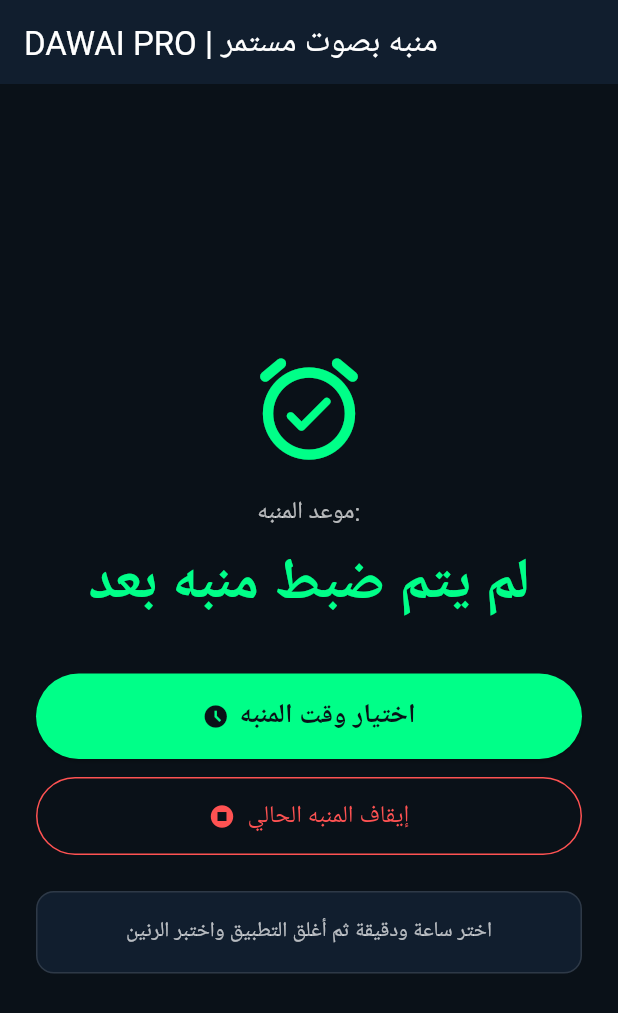
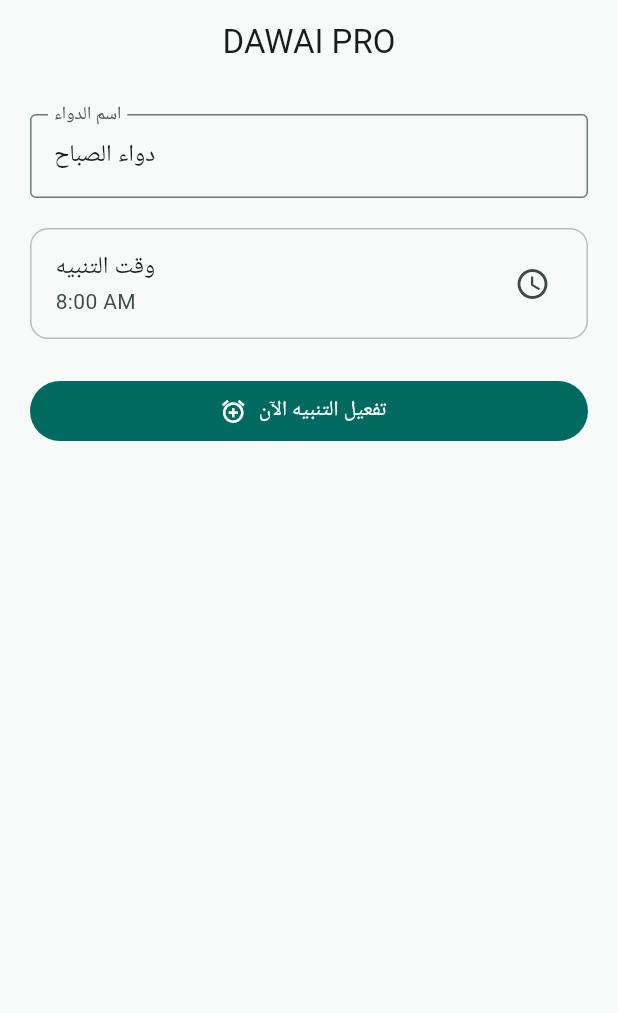
Before and after one commit to mohanadmd375-md/dawai-pro1, a Flutter app: the screen it shows after launch, on a phone screen of 412 x 824 dp. Shown: the top 1013 px of the screen. Run offline on Flutter 3.47's test engine with Material 3 defaults, Android fonts, the phone set to English and light mode, and no system bars; our stand-ins replace flutter_local_notifications, sqflite, timezone; accounts and stored records are empty.

Commit message:
Update main.dart

```diff
--- a/lib/main.dart
+++ b/lib/main.dart
@@ -1,197 +1,151 @@
-import 'package:alarm/alarm.dart';
 import 'package:flutter/material.dart';
+import 'package:flutter_local_notifications/flutter_local_notifications.dart';
 
-void main() async {
+final FlutterLocalNotificationsPlugin notificationsPlugin =
+    FlutterLocalNotificationsPlugin();
+
+Future<void> main() async {
   WidgetsFlutterBinding.ensureInitialized();
-  await Alarm.init();
-  runApp(const DawaiProAlarmApp());
+
+  const AndroidInitializationSettings androidSettings =
+      AndroidInitializationSettings('@mipmap/ic_launcher');
+
+  const InitializationSettings initSettings =
+      InitializationSettings(android: androidSettings);
+
+  await notificationsPlugin.initialize(initSettings);
+
+  final AndroidFlutterLocalNotificationsPlugin? androidPlugin =
+      notificationsPlugin.resolvePlatformSpecificImplementation<
+          AndroidFlutterLocalNotificationsPlugin>();
+  await androidPlugin?.requestNotificationsPermission();
+
+  runApp(const DawaiProApp());
 }
 
-class DawaiProAlarmApp extends StatelessWidget {
-  const DawaiProAlarmApp({super.key});
+class DawaiProApp extends StatelessWidget {
+  const DawaiProApp({super.key});
 
   @override
   Widget build(BuildContext context) {
     return MaterialApp(
-      title: 'DAWAI PRO ALARM',
       debugShowCheckedModeBanner: false,
-      theme: ThemeData.dark().copyWith(
-        scaffoldBackgroundColor: const Color(0xFF0A1118),
-        colorScheme: const ColorScheme.dark(
-          primary: Color(0xFF00FF88),
-          surface: Color(0xFF111E2E),
-        ),
+      title: 'DAWAI PRO',
+      theme: ThemeData(
+        colorScheme: ColorScheme.fromSeed(seedColor: Colors.teal),
+        useMaterial3: true,
       ),
-      home: const MorningStyleAlarmScreen(),
+      home: const MedicationAlarmScreen(),
     );
   }
 }
 
-class MorningStyleAlarmScreen extends StatefulWidget {
-  const MorningStyleAlarmScreen({super.key});
+class MedicationAlarmScreen extends StatefulWidget {
+  const MedicationAlarmScreen({super.key});
 
   @override
-  State<MorningStyleAlarmScreen> createState() => _MorningStyleAlarmScreenState();
+  State<MedicationAlarmScreen> createState() => _MedicationAlarmScreenState();
 }
 
-class _MorningStyleAlarmScreenState extends State<MorningStyleAlarmScreen> {
-  static const int _alarmId = 101;
-  String _timeLabel = "لم يتم ضبط منبه بعد";
-  String _statusLabel = "اختر ساعة ودقيقة ثم أغلق التطبيق واختبر الرنين";
+class _MedicationAlarmScreenState extends State<MedicationAlarmScreen> {
+  final TextEditingController _medicineController =
+      TextEditingController(text: 'دواء الصباح');
+  TimeOfDay _selectedTime = const TimeOfDay(hour: 8, minute: 0);
+  bool _alarmActive = false;
 
-  Future<void> _pickAlarmTime() async {
-    final picked = await showTimePicker(
+  Future<void> _pickTime() async {
+    final TimeOfDay? picked = await showTimePicker(
       context: context,
-      initialTime: TimeOfDay.now(),
-      builder: (context, child) {
-        return Theme(
-          data: ThemeData.dark().copyWith(
-            colorScheme: const ColorScheme.dark(
-              primary: Color(0xFF00FF88),
-              surface: Color(0xFF111E2E),
-            ),
-          ),
-          child: child!,
-        );
-      },
+      initialTime: _selectedTime,
     );
-
-    if (picked == null) return;
-
-    final now = DateTime.now();
-    var targetDateTime = DateTime(
-      now.year,
-      now.month,
-      now.day,
-      picked.hour,
-      picked.minute,
-    );
-
-    if (!targetDateTime.isAfter(now)) {
-      targetDateTime = targetDateTime.add(const Duration(days: 1));
-    }
-
-    try {
-      final alarmSettings = AlarmSettings(
-        id: _alarmId,
-        dateTime: targetDateTime,
-        assetAudioPath: null,
-        loopAudio: true,
-        vibrate: true,
-        warningNotificationOnKill: true,
-        androidFullScreenIntent: true,
-        volumeSettings: VolumeSettings.fade(
-          volume: 1.0,
-          fadeDuration: const Duration(seconds: 3),
-          volumeEnforced: true,
-        ),
-        notificationSettings: NotificationSettings(
-          title: '⏰ منبه الدواء - DAWAI PRO',
-          body: 'حان موعد الدواء المحدد الساعة ${picked.format(context)}',
-          stopButton: 'إيقاف المنبه',
-          icon: 'mipmap/ic_launcher',
-        ),
-      );
-
-      final success = await Alarm.set(alarmSettings: alarmSettings);
-
-      final formatted =
-          "${picked.hour.toString().padLeft(2, '0')}:${picked.minute.toString().padLeft(2, '0')}";
-
+    if (picked != null) {
       setState(() {
-        _timeLabel = formatted;
-        _statusLabel = success
-            ? "تم ضبط المنبه على $formatted — سيظل يرن حتى توقفه."
-            : "تعذر تفعيل المنبه — تحقق من صلاحيات المنبهات والإشعارات في الهاتف.";
-      });
-    } catch (e) {
-      setState(() {
-        _statusLabel = "خطأ أثناء ضبط المنبه: $e";
+        _selectedTime = picked;
       });
     }
   }
 
-  Future<void> _stopAlarm() async {
-    await Alarm.stop(_alarmId);
-    setState(() {
-      _statusLabel = "تم إيقاف المنبه.";
-    });
+  Future<void> _toggleAlarm() async {
+    if (!_alarmActive) {
+      const AndroidNotificationDetails androidDetails =
+          AndroidNotificationDetails(
+        'dawai_pro_channel',
+        'تنبيهات الأدوية',
+        channelDescription: 'تنبيه مواعيد تناول الأدوية',
+        importance: Importance.max,
+        priority: Priority.high,
+        playSound: true,
+      );
+
+      const NotificationDetails details =
+          NotificationDetails(android: androidDetails);
+
+      final String medName = _medicineController.text.trim().isEmpty
+          ? 'موعد الدواء'
+          : _medicineController.text.trim();
+
+      final String timeText = _selectedTime.format(context);
+
+      await notificationsPlugin.show(
+        101,
+        'DAWAI PRO - $medName',
+        'حان وقت الدواء المجدول الساعة $timeText',
+        details,
+      );
+
+      setState(() {
+        _alarmActive = true;
+      });
+    } else {
+      await notificationsPlugin.cancel(101);
+      setState(() {
+        _alarmActive = false;
+      });
+    }
+  }
+
+  @override
+  void dispose() {
+    _medicineController.dispose();
+    super.dispose();
   }
 
   @override
   Widget build(BuildContext context) {
     return Scaffold(
       appBar: AppBar(
-        title: const Text('DAWAI PRO | منبه بصوت مستمر'),
-        backgroundColor: const Color(0xFF111E2E),
+        title: const Text('DAWAI PRO'),
+        centerTitle: true,
       ),
       body: Padding(
-        padding: const EdgeInsets.all(24),
+        padding: const EdgeInsets.all(20),
         child: Column(
-          mainAxisAlignment: MainAxisAlignment.center,
           crossAxisAlignment: CrossAxisAlignment.stretch,
           children: [
-            const Icon(
-              Icons.alarm_on_rounded,
-              size: 82,
-              color: Color(0xFF00FF88),
-            ),
-            const SizedBox(height: 16),
-            const Text(
-              'موعد المنبه:',
-              textAlign: TextAlign.center,
-              style: TextStyle(color: Colors.white70, fontSize: 16),
-            ),
-            const SizedBox(height: 8),
-            Text(
-              _timeLabel,
-              textAlign: TextAlign.center,
-              style: const TextStyle(
-                color: Color(0xFF00FF88),
-                fontSize: 38,
-                fontWeight: FontWeight.bold,
+            TextField(
+              controller: _medicineController,
+              decoration: const InputDecoration(
+                labelText: 'اسم الدواء',
+                border: OutlineInputBorder(),
               ),
             ),
-            const SizedBox(height: 32),
-            ElevatedButton.icon(
-              onPressed: _pickAlarmTime,
-              icon: const Icon(Icons.access_time_filled),
-              label: const Text('اختيار وقت المنبه'),
-              style: ElevatedButton.styleFrom(
-                backgroundColor: const Color(0xFF00FF88),
-                foregroundColor: const Color(0xFF0A1118),
-                padding: const EdgeInsets.symmetric(vertical: 16),
-                textStyle: const TextStyle(
-                  fontSize: 18,
-                  fontWeight: FontWeight.bold,
-                ),
+            const SizedBox(height: 20),
+            ListTile(
+              shape: RoundedRectangleBorder(
+                borderRadius: BorderRadius.circular(12),
+                side: BorderSide(color: Colors.grey.shade400),
               ),
-            ),
-            const SizedBox(height: 12),
-            OutlinedButton.icon(
-              onPressed: _stopAlarm,
-              icon: const Icon(Icons.stop_circle, color: Colors.redAccent),
-              label: const Text(
-                'إيقاف المنبه الحالي',
-                style: TextStyle(color: Colors.redAccent, fontSize: 16),
-              ),
-              style: OutlinedButton.styleFrom(
-                side: const BorderSide(color: Colors.redAccent),
-                padding: const EdgeInsets.symmetric(vertical: 14),
-              ),
+              title: const Text('وقت التنبيه'),
+              subtitle: Text(_selectedTime.format(context)),
+              trailing: const Icon(Icons.access_time),
+              onTap: _pickTime,
             ),
             const SizedBox(height: 24),
-            Container(
-              padding: const EdgeInsets.all(16),
-              decoration: BoxDecoration(
-                color: const Color(0xFF111E2E),
-                borderRadius: BorderRadius.circular(12),
-                border: Border.all(color: Colors.white12),
-              ),
-              child: Text(
-                _statusLabel,
-                textAlign: TextAlign.center,
-                style: const TextStyle(color: Colors.white70, fontSize: 14),
+            FilledButton.icon(
+              onPressed: _toggleAlarm,
+              icon: Icon(_alarmActive ? Icons.alarm_off : Icons.alarm_add),
+              label: Text(
+                _alarmActive ? 'إيقاف التنبيه' : 'تفعيل التنبيه الآن',
               ),
             ),
           ],
```
